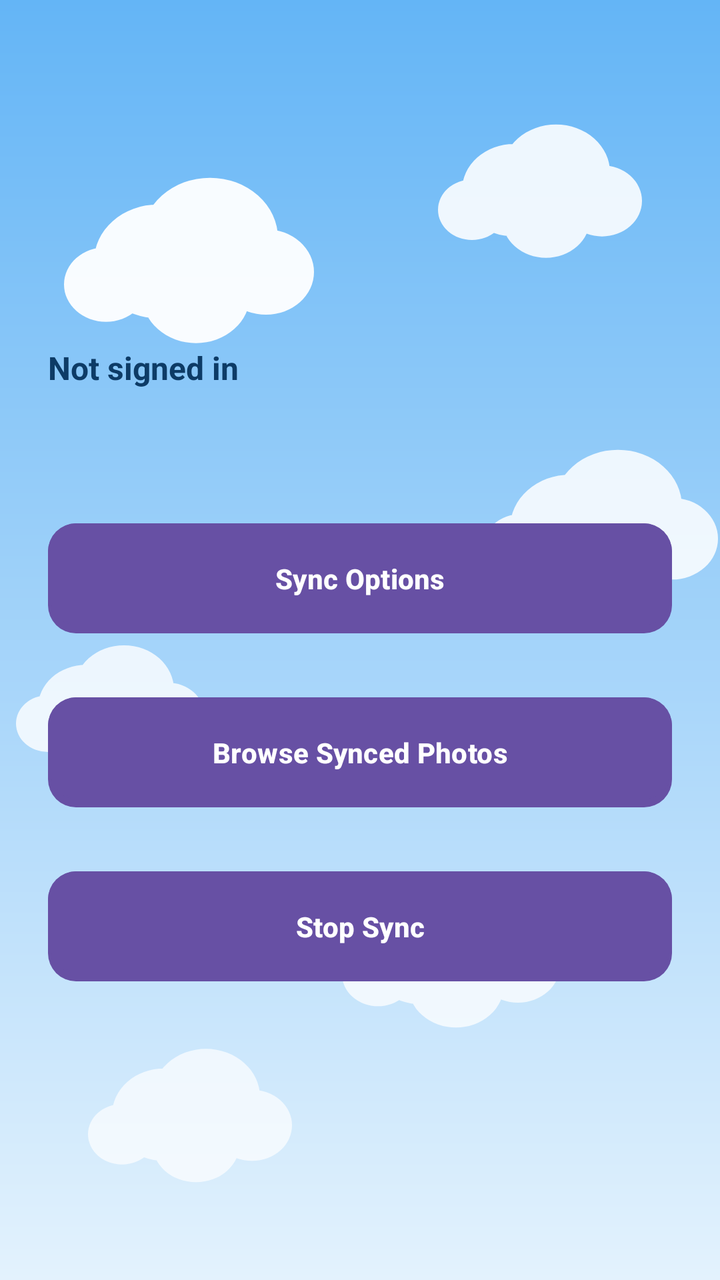
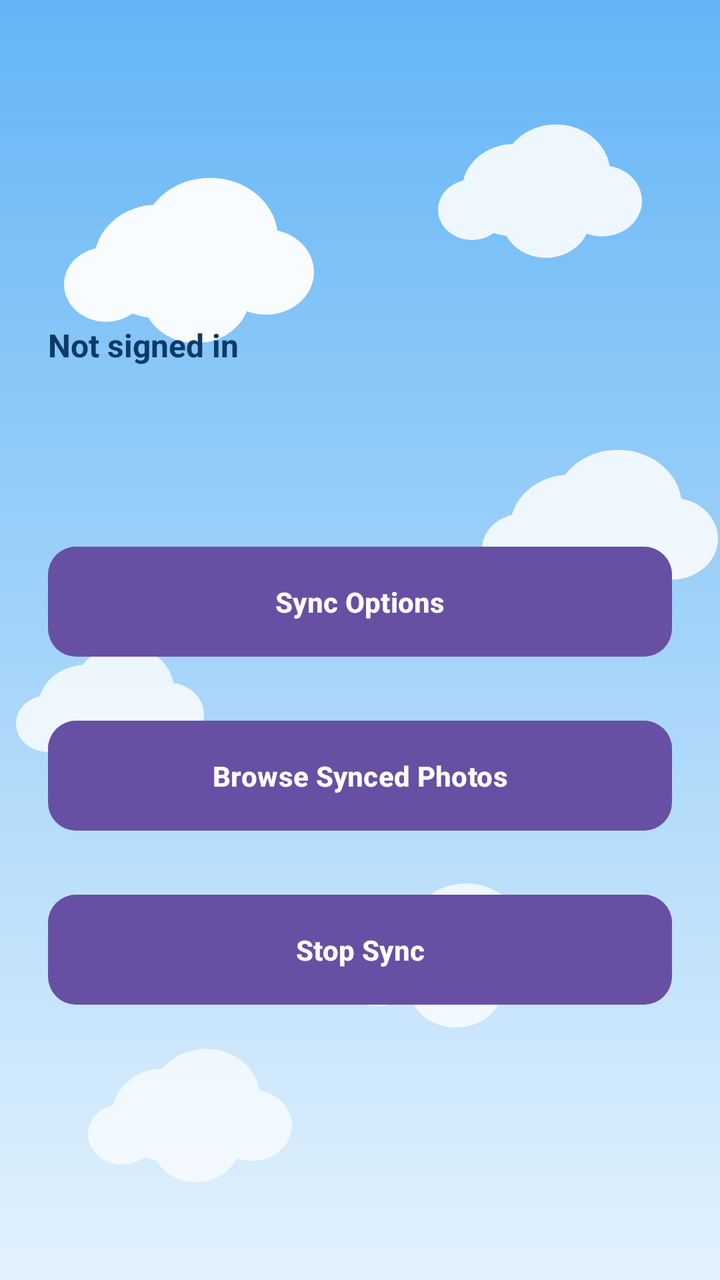

Before-and-after screenshots of an Android layout around one commit, followed by the original layout XML and the change that was made.
<!-- AndroidManifest.xml: application theme Theme.Material3.DayNight -->
<!-- res/layout/fragment_sync.xml -->
<?xml version="1.0" encoding="utf-8"?>
<ScrollView xmlns:android="http://schemas.android.com/apk/res/android"
    android:layout_width="match_parent"
    android:layout_height="match_parent"
    android:background="@drawable/bg_clouds"
    android:fillViewport="true">

    <LinearLayout
        android:layout_width="match_parent"
        android:layout_height="wrap_content"
        android:orientation="vertical"
        android:padding="24dp"
        android:gravity="center">

        <TextView
            android:id="@+id/statusText"
            android:layout_width="match_parent"
            android:layout_height="wrap_content"
            android:textSize="16sp"
            android:textStyle="bold"
            android:textColor="#0D3B66"
            android:layout_marginTop="24dp"
            android:layout_marginBottom="8dp"
            android:text="@string/status_not_signed_in" />

        <TextView
            android:id="@+id/storageText"
            android:layout_width="match_parent"
            android:layout_height="wrap_content"
            android:textSize="14sp"
            android:textColor="#0D3B66"
            android:layout_marginBottom="24dp"
            android:text="" />

        <Button
            android:id="@+id/syncOptionsButton"
            android:layout_width="match_parent"
            android:layout_height="wrap_content"
            android:layout_marginTop="16dp"
            android:background="@drawable/btn_3d"
            android:textColor="@android:color/white"
            android:textStyle="bold"
            android:paddingVertical="14dp"
            android:text="@string/sync_options" />

        <Button
            android:id="@+id/browseSyncedButton"
            android:layout_width="match_parent"
            android:layout_height="wrap_content"
            android:layout_marginTop="32dp"
            android:background="@drawable/btn_3d"
            android:textColor="@android:color/white"
            android:textStyle="bold"
            android:paddingVertical="14dp"
            android:text="@string/browse_synced_photos" />

        <Button
            android:id="@+id/stopSyncButton"
            android:layout_width="match_parent"
            android:layout_height="wrap_content"
            android:layout_marginTop="32dp"
            android:background="@drawable/btn_3d"
            android:textColor="@android:color/white"
            android:textStyle="bold"
            android:paddingVertical="14dp"
            android:text="@string/stop_sync" />

    </LinearLayout>

</ScrollView>
<!-- resources referenced by this layout -->
<resources>
  <!-- drawable bg_clouds: vector/xml drawable (drawable, 3104 chars, omitted) -->
  <!-- drawable btn_3d (drawable) -->
  <selector xmlns:android="http://schemas.android.com/apk/res/android">
      
      <item android:state_pressed="true">
          <shape android:shape="rectangle">
              <corners android:radius="14dp" />
              <gradient
                  android:angle="90"
                  android:startColor="#1565C0"
                  android:endColor="#1E88E5" />
              <stroke
                  android:width="1dp"
                  android:color="#0D47A1" />
          </shape>
      </item>
      
      <item>
          <layer-list>
              <item>
                  <shape android:shape="rectangle">
                      <corners android:radius="14dp" />
                      <solid android:color="#0D47A1" />
                  </shape>
              </item>
              <item android:bottom="4dp">
                  <shape android:shape="rectangle">
                      <corners android:radius="14dp" />
                      <gradient
                          android:angle="90"
                          android:startColor="#64B5F6"
                          android:endColor="#1E88E5" />
                      <stroke
                          android:width="1dp"
                          android:color="#0D47A1" />
                  </shape>
              </item>
          </layer-list>
      </item>
  </selector>
  <string name="browse_synced_photos">Browse Synced Photos</string>
  <string name="status_not_signed_in">Not signed in</string>
  <string name="stop_sync">Stop Sync</string>
  <string name="sync_options">Sync Options</string>
</resources>

<!-- the commit's change to res/layout/fragment_sync.xml (unified diff, before → after) -->
@@ -29,6 +29,17 @@
             android:layout_height="wrap_content"
             android:textSize="14sp"
             android:textColor="#0D3B66"
+            android:text="" />
+
+        
+        <TextView
+            android:id="@+id/driveText"
+            android:layout_width="match_parent"
+            android:layout_height="wrap_content"
+            android:textSize="14sp"
+            android:textStyle="bold"
+            android:textColor="#0D3B66"
+            android:layout_marginTop="4dp"
             android:layout_marginBottom="24dp"
             android:text="" />
 
